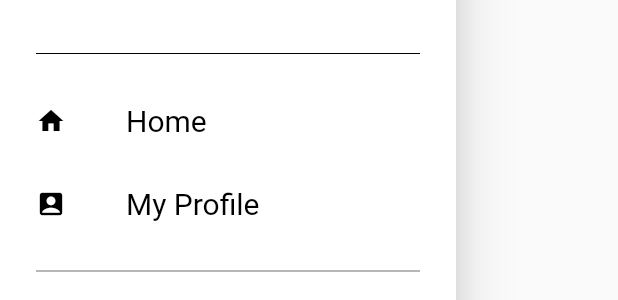
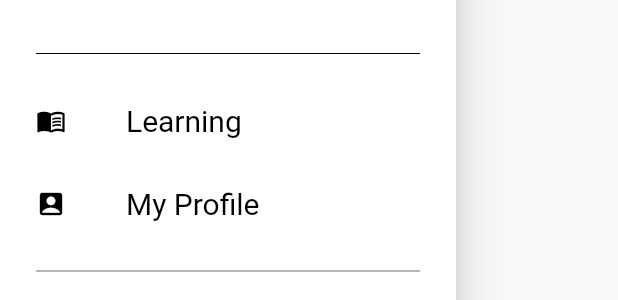
Before and after one commit to Gehad-Eid/ALQ, a Flutter app: the NavigationDrawer widget shown alone on an empty page, opened directly, on a phone screen of 412 x 824 dp. Shown: the part 209-509 px from the top of the screen. Run offline on Flutter 3.47's test engine with Material 2 defaults, Android fonts, the phone set to English and light mode, and no system bars; our stand-ins replace cloud_firestore, firebase_auth, firebase_core, fluttertoast, matcher, toast; accounts and stored records are empty; network calls fail.

Commit message:
التسليم

```diff
--- a/lib/main.dart
+++ b/lib/main.dart
@@ -40,7 +40,7 @@ class MyApp extends StatelessWidget {
         //chapters
         header.screenRout: (context) => const header(),
         //lessons
-        Lessons.screenRout: (context) => const Lessons(),
+        //Lessons.screenRout: (context) => const Lessons(),
       },
     );
   }
--- a/lib/models/user_model.dart
+++ b/lib/models/user_model.dart
@@ -22,6 +22,7 @@ class UserModel {
       firstName: map['firstName'],
       secondName: map['secondName'],
       score: map['score'],
+      level: map['level'],
     );
   }
 
--- a/lib/navBar/naviigation_drawer.dart
+++ b/lib/navBar/naviigation_drawer.dart
@@ -8,7 +8,7 @@ import '../screens/home.dart';
 import '../screens/profile.dart';
 import 'drawer_item.dart';
 
-//cgange the padding a lettel + the text font & color
+//change the padding a lettel + the text font & color
 
 class NavigationDrawer extends StatefulWidget {
   const NavigationDrawer({super.key});
@@ -56,8 +56,8 @@ class _NavigationDrawerState extends State<NavigationDrawer> {
                 height: 20,
               ),
               DrawerItem(
-                name: 'Home',
-                icon: Icons.home,
+                name: 'Learning',
+                icon: Icons.menu_book_outlined,
                 onPressed: () => onItemPressed(context, index: 0),
               ),
               const SizedBox(
@@ -103,7 +103,11 @@ class _NavigationDrawerState extends State<NavigationDrawer> {
     switch (index) {
       case 0:
         Navigator.push(
-            context, MaterialPageRoute(builder: (context) => home()));
+            context, MaterialPageRoute(builder: (context) => header()));
+        break;
+      case 1:
+        Navigator.push(
+            context, MaterialPageRoute(builder: (context) => ProfileScreen()));
         break;
     }
   }
@@ -118,7 +122,7 @@ class _NavigationDrawerState extends State<NavigationDrawer> {
           backgroundImage: NetworkImage(url),
         ),
         const SizedBox(
-          width: 20,
+          width: 10,
         ),
         Column(
           crossAxisAlignment: CrossAxisAlignment.start,
--- a/lib/screens/chapters.dart
+++ b/lib/screens/chapters.dart
@@ -258,6 +258,7 @@ class _headerState extends State<header> {
     //   ),
     // ],
   }
+  //https://www.youtube.com/watch?v=dx3gj5hz6HU
 }
 //chpters
 //padding: EdgeInsets.only(left:90, bottom: 70, right: 50, top:70),
--- a/lib/screens/signup.dart
+++ b/lib/screens/signup.dart
@@ -79,7 +79,7 @@ class _RegistrationScreenState extends State<RegistrationScreen> {
         decoration: InputDecoration(
           prefixIcon: Icon(Icons.account_circle),
           contentPadding: EdgeInsets.fromLTRB(20, 15, 20, 15),
-          hintText: "Second Name",
+          hintText: "Last Name",
           border: OutlineInputBorder(
             borderRadius: BorderRadius.circular(10),
           ),
```
Also changed, not shown: lib/screens/chapterContent.dart (+20 -8 lines), lib/screens/lessons/lesson_content.dart (+9 -4 lines), lib/screens/lessons/lessonsList.dart (+11 -5 lines), lib/screens/profile.dart (+9 -9 lines).
